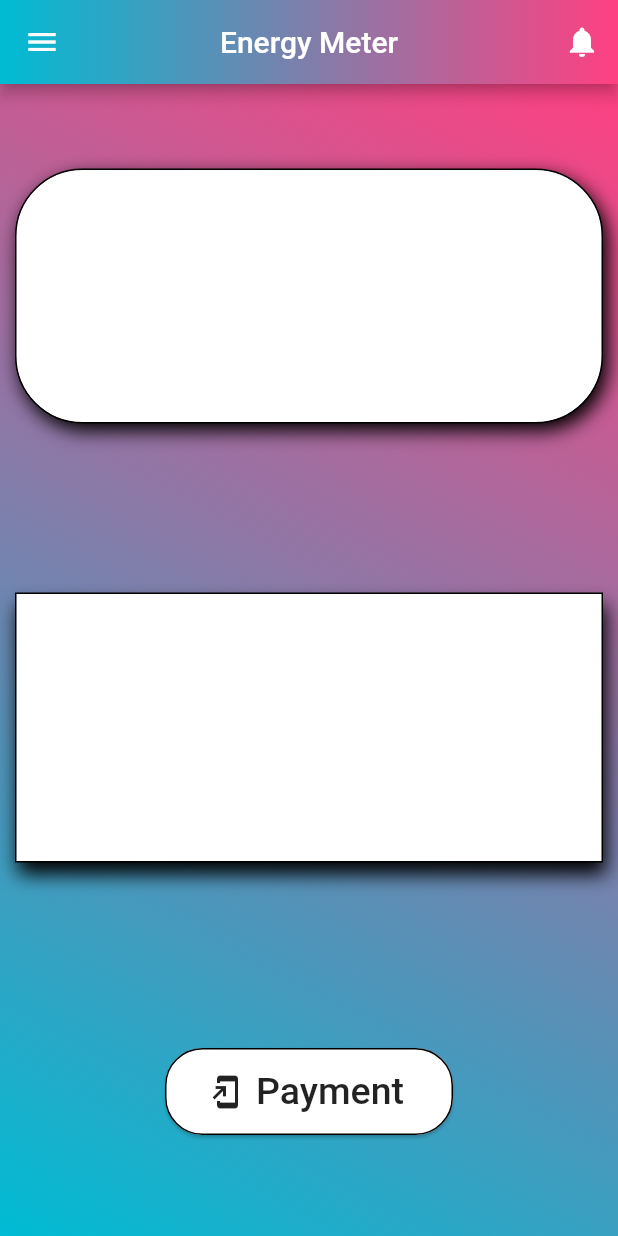
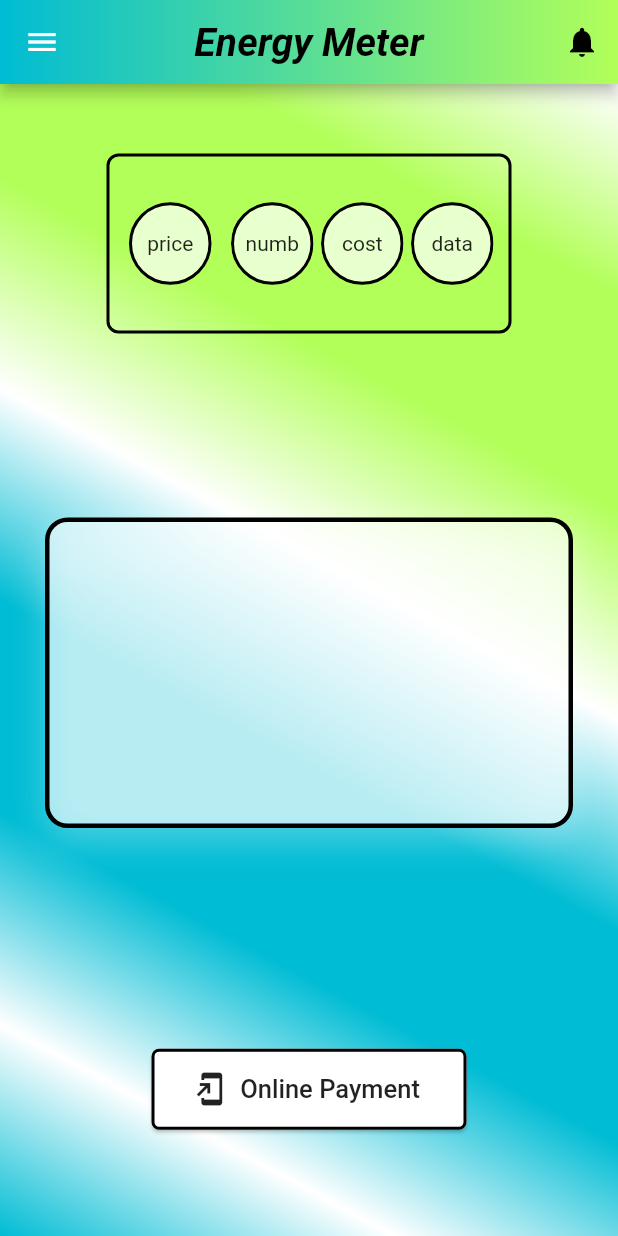
Before and after one commit to Rejulr/energymeter, a Flutter app: the screen it shows after launch, on a phone screen of 412 x 824 dp. Run offline on Flutter 3.47's test engine with Material 2 defaults, Android fonts, the phone set to English and light mode, and no system bars; our stand-ins replace gradient_app_bar.

```diff
--- a/lib/main.dart
+++ b/lib/main.dart
@@ -1,22 +1,24 @@
 import 'dart:ui';
 import 'package:flutter/cupertino.dart';
 import'package:flutter/material.dart';
+import 'package:flutter/painting.dart';
 import'package:flutter/widgets.dart';
 import 'package:gradient_app_bar/gradient_app_bar.dart';
 import 'package:url_launcher/url_launcher.dart';
 void main() => runApp(MyApp());
+class MyApp extends StatelessWidget {
 
-class MyApp extends StatelessWidget {
 
   @override
   Widget build(BuildContext context) {
     return MaterialApp(
       title: 'energy',
       home: home(),
+
+
     );
   }
 }
-
 
 class menu extends StatefulWidget {
   @override
@@ -38,9 +40,14 @@ class _menuState extends State<menu> {
                 style: TextStyle(color: Colors.white, fontSize: 25),
               ),
               decoration: BoxDecoration(
+
                 color: Colors.blueGrey,
               ),
             ),
+
+
+
+
             ListTile(
               leading: Icon(Icons.person_outline),
               title: Text('User'),
@@ -88,14 +95,15 @@ class _homeState extends State<home> {
         drawer: menu(),
         appBar: GradientAppBar(
           backgroundColorStart: Colors.cyan,
-          backgroundColorEnd: Colors.pinkAccent,
+          backgroundColorEnd: Colors.lightGreenAccent,
           centerTitle: true,
-          title: Text('Energy Meter'),
+          title: Text('Energy Meter',
+              style: TextStyle(fontSize:26,fontStyle:FontStyle.italic,fontWeight:FontWeight.bold,color: Colors.black)),
           actions: <Widget>[
             IconButton(
               icon: Icon(
                 Icons.notifications,
-                color: Colors.white,
+                color: Colors.black,
               ),
               onPressed: () {
                 // do something
@@ -104,103 +112,201 @@ class _homeState extends State<home> {
           ],
         ),
 
+
         body: Container(
 
           decoration: BoxDecoration(
               gradient: LinearGradient(
                   begin: Alignment.topRight,
                   end: Alignment.bottomLeft,
-                  colors: [Colors.pinkAccent, Colors.cyan])),
-
+                  colors: [Colors.white,Colors.lightGreenAccent,Colors.lightGreenAccent,Colors.white,Colors.cyan,Colors.cyan,Colors.white, Colors.cyan])),
           child: Column(
-
             mainAxisAlignment: MainAxisAlignment.spaceAround,
             children: <Widget>[
               Container(
-                  margin: EdgeInsets.all(10),
-                  padding: EdgeInsets.all(10),
-                  height: 170,
-                  width: 1000,
-                  alignment: Alignment.topCenter,
+                decoration: BoxDecoration(
+                    shape: BoxShape.rectangle,
+                    borderRadius: BorderRadius.all(Radius.circular(8.0)),
+                    border: Border.all(
+                      color: Colors.black,
+                      width: 2,
+                    )
+                ),
+                height:120,
+                width: 270,
+                child:
+                Row(
+                  children: [
+                    Padding(
+                      padding: EdgeInsets.only(top: 10, left: 5.0, right: 0.0,bottom: 10),
+                      child: GestureDetector(
+                        onTap: () => {
+                        },
+                        child: ClipOval(
+                          child:Padding(child: Container(
+
+                            height:     65.0,// height of the button
+                            width: 55.0, // width of the button
+                            child: Center(child: Text('price')),
+                            decoration: BoxDecoration(
+                              border: Border.all(
+                                color: Colors.black,
+                                width: 2,
+                              ),
+                              shape: BoxShape.circle,
+                              color:  Colors.white70,
+                            ),
+                          ),
+                            padding: EdgeInsets.only(left: 8,right: 8),
+                          ),
+                        ),
+                      ),
+                    ),
+                    Padding(
+                      padding: EdgeInsets.only(top:10,bottom: 10, left: 5, right:0.0),
+                      child: GestureDetector(
+                        onTap: () =>
+                        {
+                        },
+                        child: ClipOval(
+                          child: Container(
+                            height: 65.0, // height of the button
+                            width: 55.0, // width of the button
+                            child: Center(child: Text('numb')),
+                            decoration: BoxDecoration(
+                              border: Border.all(
+                                color: Colors.black,
+                                width: 2,
+                              ),
+                              shape: BoxShape.circle,
+                              color:  Colors.white70,
+                            ),
+                          ),
+                        ),
+                      ),
+                    ),
+                    Padding(
+                      padding: EdgeInsets.only(top:10,bottom: 10, left: 5, right:0.0),
+                      child: GestureDetector(
+                        onTap: () =>
+                        {
+                        },
+                        child: ClipOval(
+                          child: Container(
+
+                            height: 65.0, // hei
+                            // ght of the button
+                            width: 55.0, // width of the button
+                            child: Center(child: Text('cost')),
+                            decoration: BoxDecoration(
+                              border: Border.all(
+                                color: Colors.black,
+                                width: 2,
+                              ),
+
+                              shape: BoxShape.circle,
+                              color:  Colors.white70,
+                            ),
+                          ),
+                        ),
+                      ),
+                    ),
+
+
+                    Padding(
+                      padding: EdgeInsets.only(top:10,bottom: 10, left: 5, right:0.0),
+                      child: GestureDetector(
+                        onTap: () =>
+                        {
+                        },
+                        child: ClipOval(
+                          child: Container(
+
+                            height: 65.0, // hei
+                            // ght of the button
+                            width: 55.0, // width of the button
+                            child: Center(child: Text('data')),
+                            decoration: BoxDecoration(
+                              border: Border.all(
+                                color: Colors.black,
+                                width: 2,
+                              ),
+
+                              shape: BoxShape.circle,
+                              color:  Colors.white70,
+                            ),
+                          ),
+                        ),
+                      ),
+                    ),
+                  ],
+                ),
+              ),
+
+              Container(
+
+
+                margin: EdgeInsets.all(30),
+                padding: EdgeInsets.all(1000),
+
+                height: 207,
+                width: 450,
                 decoration: new BoxDecoration(
-                      color: Colors.white,
+                    color: Colors.white60,
+
                     border: Border.all(
                         color: Colors.black, // set border color
-                          width: 1.0), // set border width
+                        width: 3.0), // set border width
                     borderRadius: BorderRadius.all(
-                          Radius.circular(45.0)), // set rounded corner radius
+                        Radius.circular(15.0)), // set rounded corner radius
                     boxShadow: [
-                        BoxShadow(blurRadius: 10,
-                            color: Colors.black,
-                            offset: Offset(3, 5))
+                      BoxShadow(blurRadius: 20,
+                          color: Colors.white30,
+                          offset: Offset(1, 8))
                     ]
-                  ), // make rounded corner of border
 
-                ),
+                ),),
+
               Container(
                 margin: EdgeInsets.all(10),
                 padding: EdgeInsets.all(10),
+                height: 83,
+                width: 238,
+                alignment: Alignment.bottomRight,
 
-                  height: 180,
-                  width: 1000,
-                  alignment: Alignment.topLeft,
-                  decoration: new BoxDecoration(
-                      color: Colors.white,
-
-                      border: Border.all(
-                          color: Colors.black, // set border color
-                          width: 1.0), // set border width
-                      borderRadius: BorderRadius.all(
-                          Radius.circular(0.0)), // set rounded corner radius
-                      boxShadow: [
-                        BoxShadow(blurRadius: 10,
-                            color: Colors.black,
-                            offset: Offset(2, 8))
-                      ]
-                  ),
-                ),
-                Container(
-                  height: 100,
-                        width: 200,
                 child: Column(
                   mainAxisAlignment: MainAxisAlignment.center,
                   children: <Widget>[
                     Card(
                       color: Colors.white,
                       shape: RoundedRectangleBorder(
-                            side: BorderSide(color: Colors.black, width: 1.0),
-                            borderRadius: BorderRadius.circular(25.0),
+                        side: BorderSide(color: Colors.black, width: 2.0),
+                        borderRadius: BorderRadius.circular(5.0),
                       ),
                       child: Column(
                           crossAxisAlignment: CrossAxisAlignment.stretch,
                           children: <Widget>[
                             Padding(
-                                  padding: const EdgeInsets.all(5.0),
+                                padding: const EdgeInsets.all(3.0),
                                 child: FlatButton.icon(
                                   icon: Icon(Icons.add_to_home_screen),
                                   label: Text(
-                                      "Payment",
-                                      style: TextStyle(fontSize: 25),
+                                    "Online Payment",
+                                    style: TextStyle(fontSize: 17),
                                   ),
                                   onPressed: () => launch("https://wss.kseb.in/selfservices/quickpay"),
                                 )
                             ),
+                          ]
+                      ),
+                    ),
                   ],
                 ),
-                        )
-                       ]
               ),
-
-
-
+            ],
           ),
-        ]
         ),
-
-
       ),
-      )
     );
   }
-
 }
```
Also changed, not shown: pubspec.lock. Lines whose indentation alone changed are shown as unchanged.
